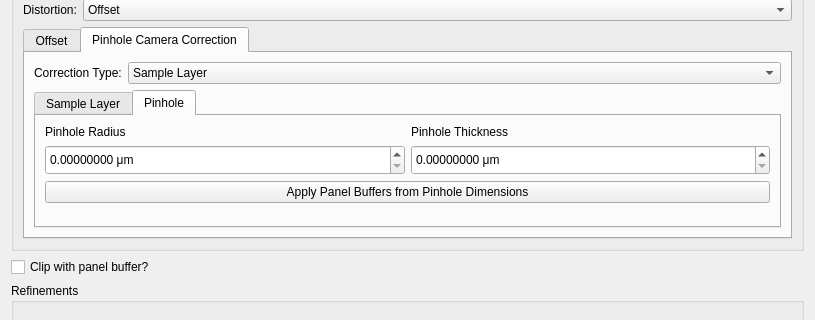
Before: the Qt Designer form hexrd/ui/resources/ui/powder_overlay_editor.ui in HEXRD/hexrdgui, drawn with Qt 5; both pictures show x 0 to 815 and y 83 to 403 of the 815 by 590 pixel window.
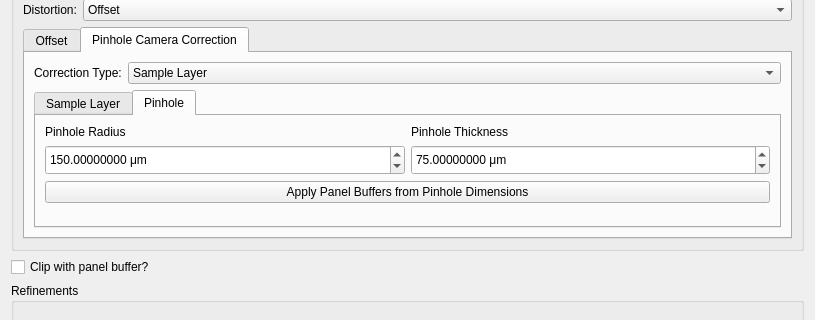
After: the same form once the commit is applied. Custom widgets are drawn as their Qt base class.

Commit message:
Modify pinhole distortion default parameters
These are the recommended parameters.

What changed in the file:
```diff
--- a/hexrd/ui/resources/ui/powder_overlay_editor.ui
+++ b/hexrd/ui/resources/ui/powder_overlay_editor.ui
@@ -457,6 +457,9 @@
                 <property name="singleStep">
                  <double>0.010000000000000</double>
                 </property>
+                <property name="value">
+                 <double>75.000000000000000</double>
+                </property>
                </widget>
               </item>
               <item row="3" column="1">
@@ -502,6 +505,9 @@
                 <property name="singleStep">
                  <double>0.010000000000000</double>
                 </property>
+                <property name="value">
+                 <double>150.000000000000000</double>
+                </property>
                </widget>
               </item>
               <item row="2" column="0" colspan="2">
```
The commit also changes 1 other file.
